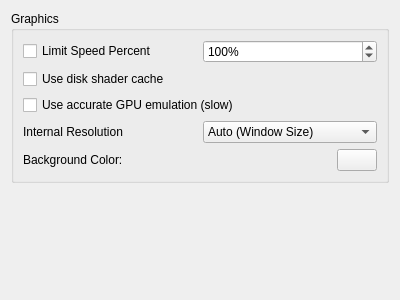
This is src/yuzu/configuration/configure_graphics.ui in yuzu-emu/yuzu-canary as Qt 5 draws it before an edit. The edited form follows.
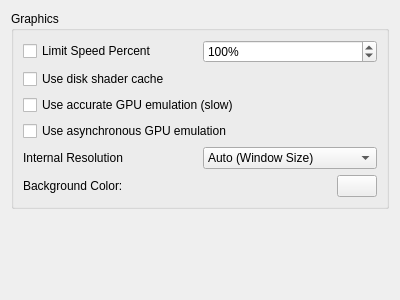
This is the edited form.

```diff
--- a/src/yuzu/configuration/configure_graphics.ui
+++ b/src/yuzu/configuration/configure_graphics.ui
@@ -63,6 +63,13 @@
           </property>
          </widget>
         </item>
+         <item>
+         <widget class="QCheckBox" name="use_asynchronous_gpu_emulation">
+          <property name="text">
+           <string>Use asynchronous GPU emulation</string>
+          </property>
+         </widget>
+        </item>
         <item>
          <layout class="QHBoxLayout" name="horizontalLayout">
           <item>
```
